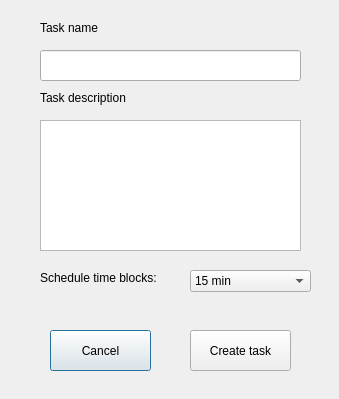
First picture: the form in dialog_addnew.ui, repository ANfoster2/RMNDR, before the edit.
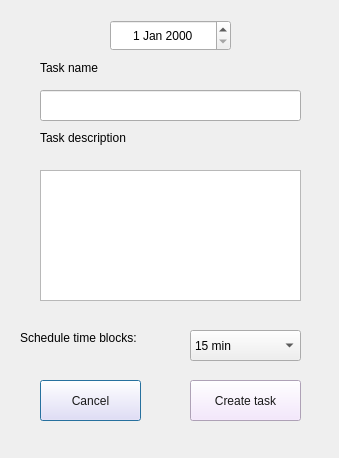
Second picture: the form after the edit.

```diff
--- a/dialog_addnew.ui
+++ b/dialog_addnew.ui
@@ -7,7 +7,7 @@
     <x>0</x>
     <y>0</y>
     <width>339</width>
-    <height>399</height>
+    <height>458</height>
    </rect>
   </property>
   <property name="windowTitle">
@@ -17,7 +17,7 @@
    <property name="geometry">
     <rect>
      <x>40</x>
-     <y>50</y>
+     <y>90</y>
      <width>261</width>
      <height>31</height>
     </rect>
@@ -30,7 +30,7 @@
    <property name="geometry">
     <rect>
      <x>40</x>
-     <y>120</y>
+     <y>170</y>
      <width>261</width>
      <height>131</height>
     </rect>
@@ -47,11 +47,14 @@
    <property name="geometry">
     <rect>
      <x>40</x>
-     <y>20</y>
-     <width>71</width>
+     <y>60</y>
+     <width>91</width>
      <height>16</height>
     </rect>
    </property>
+   <property name="styleSheet">
+    <string notr="true">font: 10pt &quot;Microsoft YaHei UI&quot;;</string>
+   </property>
    <property name="text">
     <string>Task name</string>
    </property>
@@ -60,11 +63,14 @@
    <property name="geometry">
     <rect>
      <x>40</x>
-     <y>90</y>
-     <width>101</width>
+     <y>130</y>
+     <width>151</width>
      <height>16</height>
     </rect>
    </property>
+   <property name="styleSheet">
+    <string notr="true">font: 10pt &quot;Microsoft YaHei UI&quot;;</string>
+   </property>
    <property name="text">
     <string>Task description</string>
    </property>
@@ -72,12 +78,15 @@
   <widget class="QLabel" name="label_3">
    <property name="geometry">
     <rect>
-     <x>40</x>
-     <y>270</y>
-     <width>131</width>
+     <x>20</x>
+     <y>330</y>
+     <width>161</width>
      <height>16</height>
     </rect>
    </property>
+   <property name="styleSheet">
+    <string notr="true">font: 9pt &quot;Microsoft YaHei UI&quot;;</string>
+   </property>
    <property name="text">
     <string>Schedule time blocks:</string>
    </property>
@@ -86,9 +95,9 @@
    <property name="geometry">
     <rect>
      <x>190</x>
-     <y>270</y>
-     <width>121</width>
-     <height>22</height>
+     <y>330</y>
+     <width>111</width>
+     <height>31</height>
     </rect>
    </property>
    <item>
@@ -135,12 +144,25 @@
   <widget class="QPushButton" name="btn_cancel">
    <property name="geometry">
     <rect>
-     <x>50</x>
-     <y>330</y>
+     <x>40</x>
+     <y>380</y>
      <width>101</width>
      <height>41</height>
     </rect>
    </property>
+   <property name="styleSheet">
+    <string notr="true">
+QPushButton{
+	font: 10pt &quot;Microsoft YaHei UI&quot;;
+	color: rgb(25, 25, 25);
+	background-color: rgb(243, 225, 255);
+	
+}
+QPushButton:hover{
+background-color: rgb(228, 196, 255)
+}
+</string>
+   </property>
    <property name="text">
     <string>Cancel</string>
    </property>
@@ -149,15 +171,46 @@
    <property name="geometry">
     <rect>
      <x>190</x>
-     <y>330</y>
-     <width>101</width>
+     <y>380</y>
+     <width>111</width>
      <height>41</height>
     </rect>
    </property>
+   <property name="styleSheet">
+    <string notr="true">QPushButton{
+	font: 10pt &quot;Microsoft YaHei UI&quot;;
+	color: rgb(25, 25, 25);
+	background-color: rgb(243, 225, 255);
+	
+}
+QPushButton:hover{
+background-color: rgb(228, 196, 255)
+}
+</string>
+   </property>
    <property name="text">
     <string>Create task</string>
    </property>
   </widget>
+  <widget class="QDateEdit" name="dateEdit_task">
+   <property name="geometry">
+    <rect>
+     <x>110</x>
+     <y>20</y>
+     <width>121</width>
+     <height>31</height>
+    </rect>
+   </property>
+   <property name="styleSheet">
+    <string notr="true">font: 10pt &quot;Microsoft YaHei&quot;;</string>
+   </property>
+   <property name="alignment">
+    <set>Qt::AlignCenter</set>
+   </property>
+   <property name="buttonSymbols">
+    <enum>QAbstractSpinBox::UpDownArrows</enum>
+   </property>
+  </widget>
  </widget>
  <resources/>
  <connections/>
```
Left out of the diff: 4 changed lines with no effect on the pictures.
